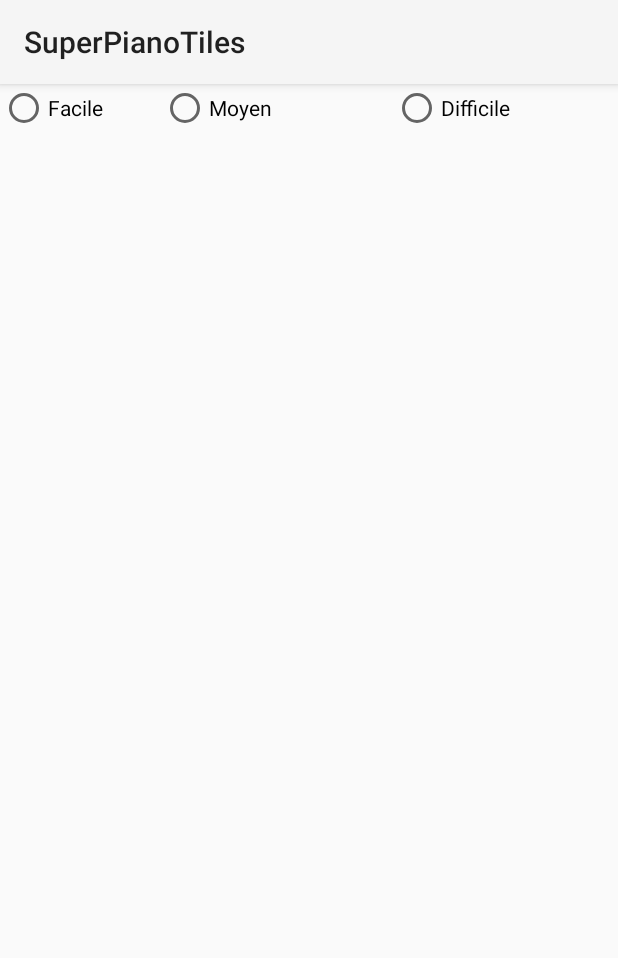
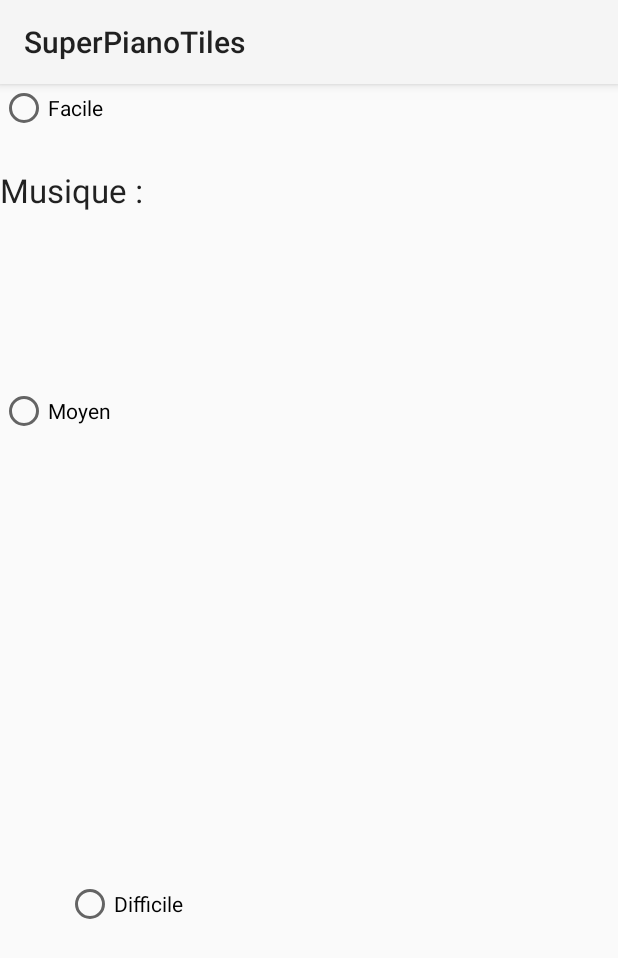
Before and after one commit to Jak-p/SuperPianoTiles, an Android app: the layout settings.xml on its own in the app's theme, with its tools: preview values and no code run, on a phone screen of 412 x 824 dp. Shown: the top 958 px of the screen. Run offline under Robolectric (Android 15) with nearby library versions, the phone set to English and light mode, and no system bars.

Commit message:
settings mis a jour + couleur modifiée par contre j'ai eu des conflits lors du pull donc il me manque des trucs je vasi essayer de régler ça

```diff
--- a/app/src/main/res/layout/settings.xml
+++ b/app/src/main/res/layout/settings.xml
@@ -1,18 +1,32 @@
 <?xml version="1.0" encoding="utf-8"?>
-<RadioGroup xmlns:android="http://schemas.android.com/apk/res/android"
+<RelativeLayout xmlns:android="http://schemas.android.com/apk/res/android"
+    android:orientation="vertical" android:layout_width="match_parent"
+    android:layout_height="match_parent">
+
+    <TextView
+        android:layout_width="wrap_content"
+        android:layout_height="wrap_content"
+        android:textAppearance="?android:attr/textAppearanceLarge"
+        android:text="Musique :"
+        android:id="@+id/textView3"
+        android:layout_below="@+id/radioButton"
+        android:layout_alignParentStart="true"
+        android:layout_marginTop="56dp" />
+
+    <RadioGroup
         android:layout_width="match_parent"
         android:layout_height="match_parent"
-    android:weightSum="1"
-    android:id="@+id/radioGroup"
-    android:orientation="horizontal">
+        android:id="@+id/radioGroup">
 
         <RadioButton
-        android:layout_width="107dp"
+            android:layout_width="wrap_content"
             android:layout_height="wrap_content"
             android:text="Facile"
             android:id="@+id/radioButton"
-        android:layout_gravity="right"
-        android:checked="false" />
+            android:checked="false"
+            android:layout_alignParentBottom="true"
+            android:layout_toRightOf="@+id/radioButton2"
+            android:layout_marginBottom="170dp" />
 
         <RadioButton
             android:layout_width="wrap_content"
@@ -20,12 +34,128 @@
             android:text="Moyen"
             android:id="@+id/radioButton2"
             android:checked="false"
-        android:layout_weight="0.53" />
+            android:layout_alignParentBottom="true"
+            android:layout_centerHorizontal="true"
+            android:layout_marginBottom="143dp" />
 
         <RadioButton
             android:layout_width="wrap_content"
             android:layout_height="wrap_content"
             android:text="Difficile"
             android:id="@+id/radioButton3"
+            android:checked="false"
+            android:layout_below="@+id/textView3"
+            android:layout_alignLeft="@+id/radioButton2"
+            android:layout_marginLeft="44dp"
+            android:layout_marginTop="153dp" />
+
+    </RadioGroup>
+
+</RelativeLayout>
+
+ <!--
+
+
+
+ <?xml version="1.0" encoding="utf-8"?>
+
+<RelativeLayout xmlns:android="http://schemas.android.com/apk/res/android"
+    android:orientation="vertical" android:layout_width="match_parent"
+    android:layout_height="match_parent">
+
+    <TextView
+        android:layout_width="wrap_content"
+        android:layout_height="wrap_content"
+        android:textAppearance="?android:attr/textAppearanceLarge"
+        android:text="Musique :"
+        android:id="@+id/textView3"
+        android:layout_below="@+id/radioButton4"
+        android:layout_alignParentStart="true"
+        android:layout_marginTop="56dp" />
+
+<RadioGroup
+android:layout_width="match_parent"
+android:layout_height="match_parent"
+android:id="@+id/radioGroup">
+
+<RadioButton
+    android:layout_width="wrap_content"
+    android:layout_height="wrap_content"
+    android:text="Facile"
+    android:id="@+id/radioButton"
+    android:checked="false"
+    android:layout_alignParentBottom="true"
+    android:layout_toRightOf="@+id/radioButton2"
+    android:layout_marginBottom="170dp" />
+
+<RadioButton
+    android:layout_width="wrap_content"
+    android:layout_height="wrap_content"
+    android:text="Moyen"
+    android:id="@+id/radioButton2"
+    android:checked="false"
+    android:layout_alignParentBottom="true"
+    android:layout_centerHorizontal="true"
+    android:layout_marginBottom="143dp" />
+
+<RadioButton
+    android:layout_width="wrap_content"
+    android:layout_height="wrap_content"
+    android:text="Difficile"
+    android:id="@+id/radioButton3"
+    android:checked="false"
+    android:layout_below="@+id/textView3"
+    android:layout_alignLeft="@+id/radioButton2"
+    android:layout_marginLeft="44dp"
+    android:layout_marginTop="153dp" />
+
+</RadioGroup>
+
+    </RelativeLayout>
+
+
+
+
+
+
+
+
+
+
+
+
+
+
+
+
+
+
+    xmlns:android="http://schemas.android.com/apk/res/android"
+             android:orientation="vertical"
+                     android:weightSum="1"
+
+
+        <RadioButton
+        android:layout_width="wrap_content"
+        android:layout_height="wrap_content"
+        android:text="Difficile"
+        android:id="@+id/radioButton3"
+        android:checked="false"
+        android:layout_gravity="right" />
+
+        <RadioButton
+        android:layout_width="wrap_content"
+        android:layout_height="wrap_content"
+        android:text="Moyen"
+        android:id="@+id/radioButton2"
+        android:checked="false"
+        android:layout_weight="0.53"
+        android:layout_gravity="center_horizontal" />
+
+        <RadioButton
+        android:layout_width="107dp"
+        android:layout_height="wrap_content"
+        android:text="Facile"
+        android:id="@+id/radioButton"
         android:checked="false" />
-</RadioGroup>
+ -->
--- a/app/src/main/res/values/strings.xml
+++ b/app/src/main/res/values/strings.xml
@@ -9,4 +9,6 @@
     <string name="hello_world">Hello world!</string>
     <string name="action_settings">Settings</string>
     <string name="game_over">GAME OVER !</string>
+    <string name="music">music</string>
+    <string name="mute">mute</string>
 </resources>
```
Also changed, not shown: app/src/main/java/fr/ups/sim/superpianotiles/TilesStartActivity.java (+18 -54 lines), app/src/main/java/fr/ups/sim/superpianotiles/TilesView.java (+7 -1 lines), app/src/main/res/layout/settingbis.xml (+48 -25 lines), app/src/main/res/drawable/music.png (added), app/src/main/res/drawable/mute.png (added), 1 other file. Lines whose indentation alone changed are shown as unchanged.
